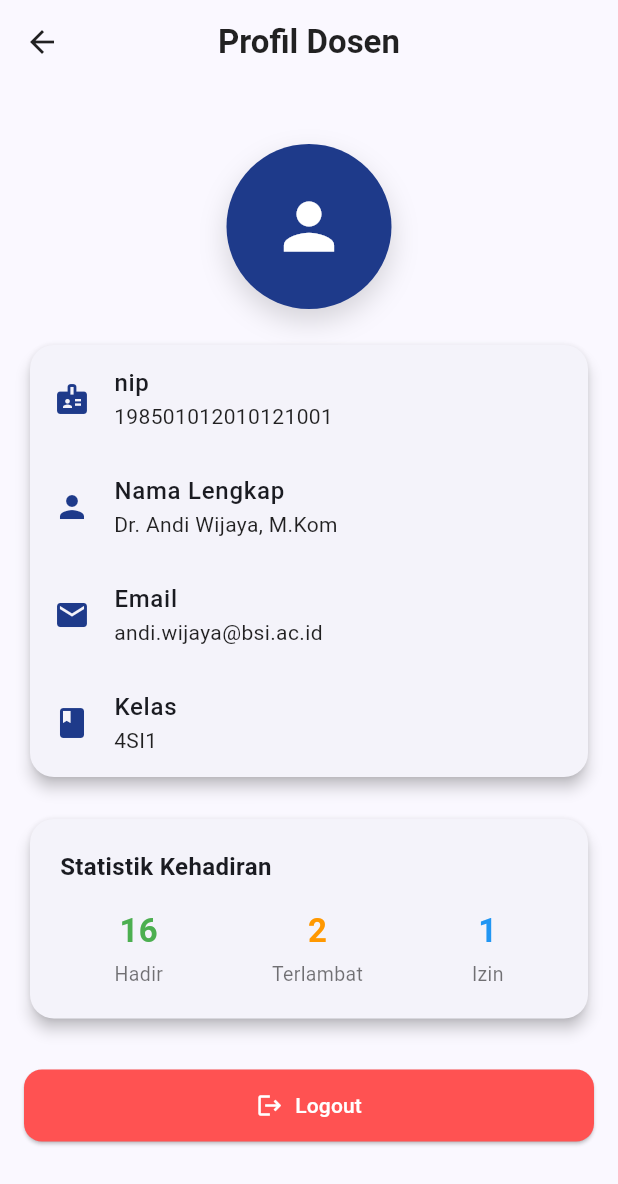
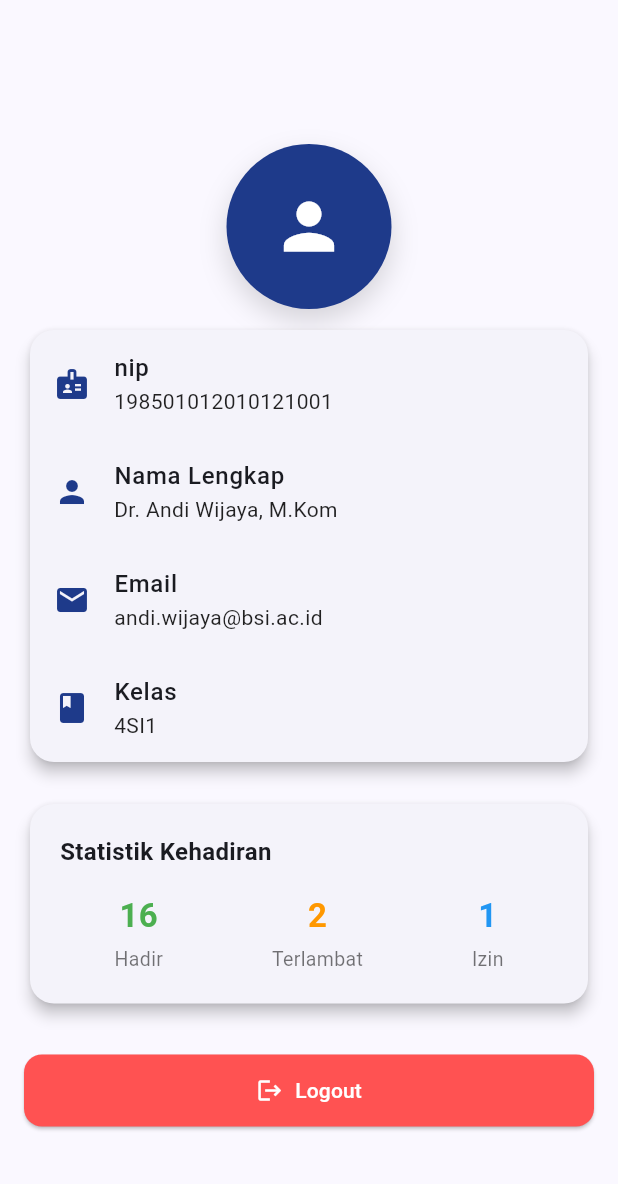
Before and after one commit to MuhammadFaiz01/mobile_kelasku, a Flutter app: the ProfilePage screen opened directly, on a phone screen of 412 x 824 dp. Shown: the top 1184 px of the screen. Run offline on Flutter 3.47's test engine with Material 3 defaults, Android fonts, the phone set to English and light mode, and no system bars; our stand-ins replace camera, permission_handler, pretty_qr_code; missing offline and left inert: mobile_scanner; accounts and stored records are empty.

Commit message:
update profile

```diff
--- a/lib/screens/lecturer/lecturer_dashboard.dart
+++ b/lib/screens/lecturer/lecturer_dashboard.dart
@@ -133,7 +133,7 @@ class _HomeTab extends StatelessWidget {
         if (user == null) return const SizedBox.shrink();
 
         return SingleChildScrollView(
-          padding: const EdgeInsets.fromLTRB(16, kToolbarHeight + 32, 16, 16),
+          padding: const EdgeInsets.all(16),
           child: Column(
             crossAxisAlignment: CrossAxisAlignment.start,
             children: [
--- a/lib/screens/lecturer/profile.dart
+++ b/lib/screens/lecturer/profile.dart
@@ -13,17 +13,6 @@ class ProfilePage extends StatelessWidget {
     final lecturer = MockData.users.firstWhere((user) => user.role == UserRole.dosen);
 
     return Scaffold(
-      extendBodyBehindAppBar: true,
-      appBar: AppBar(
-        title: const Text(
-          'Profil Dosen',
-          style: TextStyle(color: Colors.black87, fontWeight: FontWeight.bold),
-        ),
-        centerTitle: true,
-        backgroundColor: Colors.transparent,
-        elevation: 0,
-        iconTheme: const IconThemeData(color: Colors.black87),
-      ),
       body: SingleChildScrollView(
         padding: const EdgeInsets.fromLTRB(16, kToolbarHeight + 40, 16, 16),
         child: Column(
@@ -47,7 +36,7 @@ class ProfilePage extends StatelessWidget {
               ),
             ),
 
-            const SizedBox(height: 20),
+            const SizedBox(height: 10),
 
             // Info Card
             Card(
```
